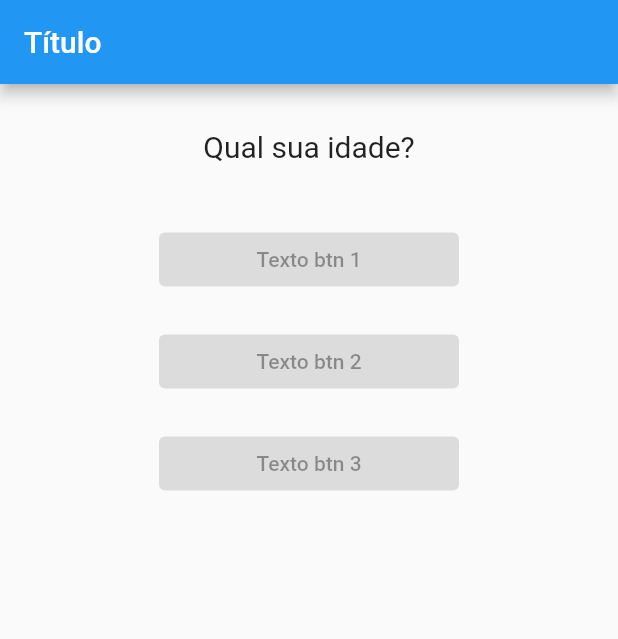
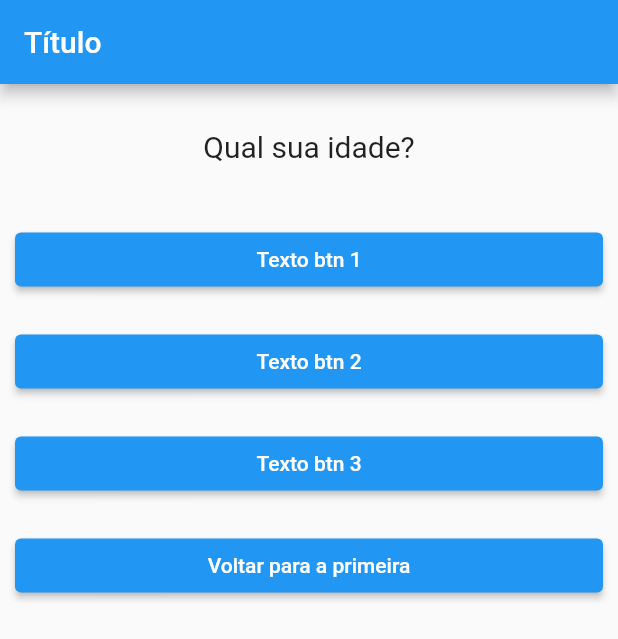
Before and after one commit to joaopdadv/Flutter-Quiz-App, a Flutter app: the screen it shows after launch, on a phone screen of 412 x 824 dp. Shown: the top 639 px of the screen. Run offline on Flutter 3.47's test engine with Material 2 defaults, Android fonts, the phone set to English and light mode, and no system bars; missing offline and left inert: dart:ffi.

Commit message:
Aula 8 - Desafio Resposta completo

```diff
--- a/lib/main.dart
+++ b/lib/main.dart
@@ -13,7 +13,17 @@ class _QuizAppState extends State<QuizApp> {
 
   void _responder() {
     setState(() {
-      _perguntaSelecionada++;
+      if (_perguntaSelecionada < 3) {
+        _perguntaSelecionada++;
+      }
+    });
+
+    print(_perguntaSelecionada);
+  }
+
+  void _zerar() {
+    setState(() {
+      _perguntaSelecionada = 0;
     });
 
     print(_perguntaSelecionada);
@@ -36,9 +46,10 @@ class _QuizAppState extends State<QuizApp> {
         body: Column(
           children: <Widget>[
             Questao(perguntas[_perguntaSelecionada]),
-            Resposta("Texto btn 1"),
-            Resposta("Texto btn 2"),
-            Resposta("Texto btn 3"),
+            Resposta("Texto btn 1", _responder),
+            Resposta("Texto btn 2", _responder),
+            Resposta("Texto btn 3", _responder),
+            Resposta("Voltar para a primeira", _zerar),
           ],
         ),
       ),
--- a/lib/respostas.dart
+++ b/lib/respostas.dart
@@ -2,17 +2,26 @@ import 'package:flutter/material.dart';
 
 class Resposta extends StatelessWidget {
   final String texto;
+  final void Function() onClick;
 
-  const Resposta(this.texto, {super.key});
+  const Resposta(this.texto, this.onClick, {super.key});
 
   @override
   Widget build(BuildContext context) {
     return Container(
-        width: 200.0,
+        width: double.infinity,
         margin: const EdgeInsets.all(10),
         child: ElevatedButton(
-          onPressed: null,
-          child: Text(texto),
+          onPressed: onClick,
+          style: ButtonStyle(
+            backgroundColor: MaterialStateProperty.all<Color>(Colors.blue),
+          ),
+          child: Text(
+            texto,
+            style: const TextStyle(
+              color: Colors.white,
+            ),
+          ),
         ));
   }
 }
```
